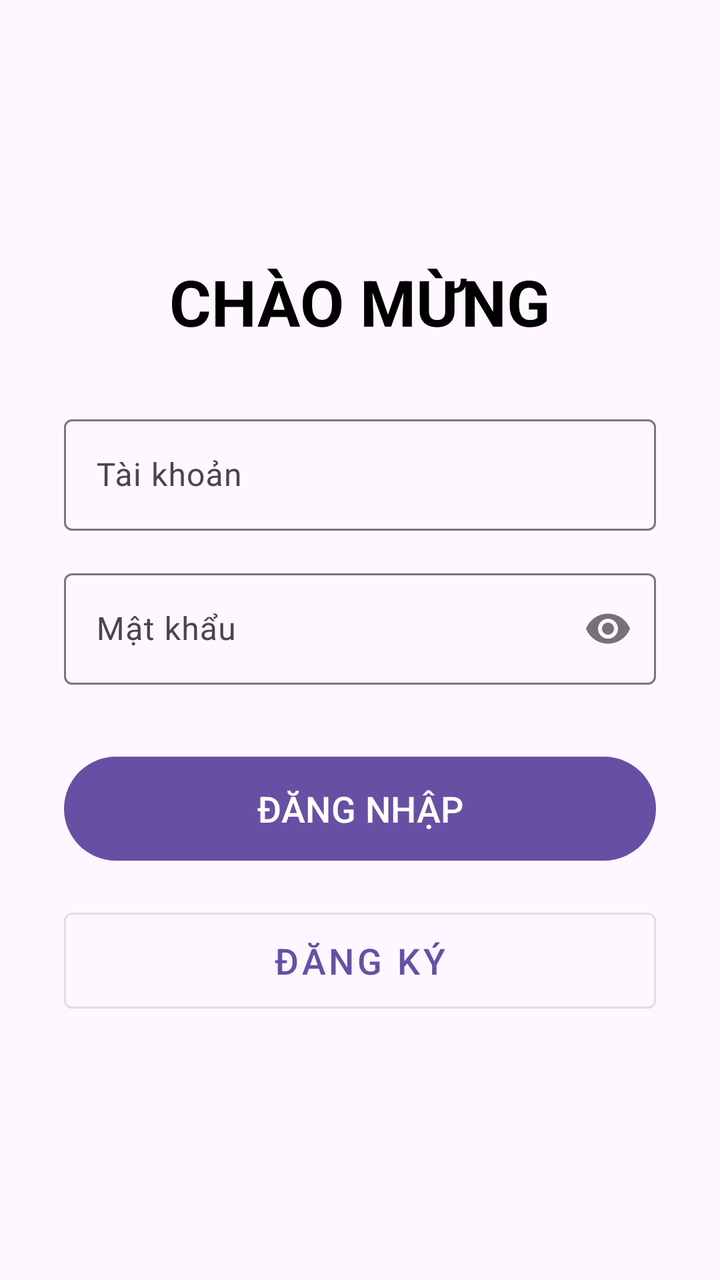
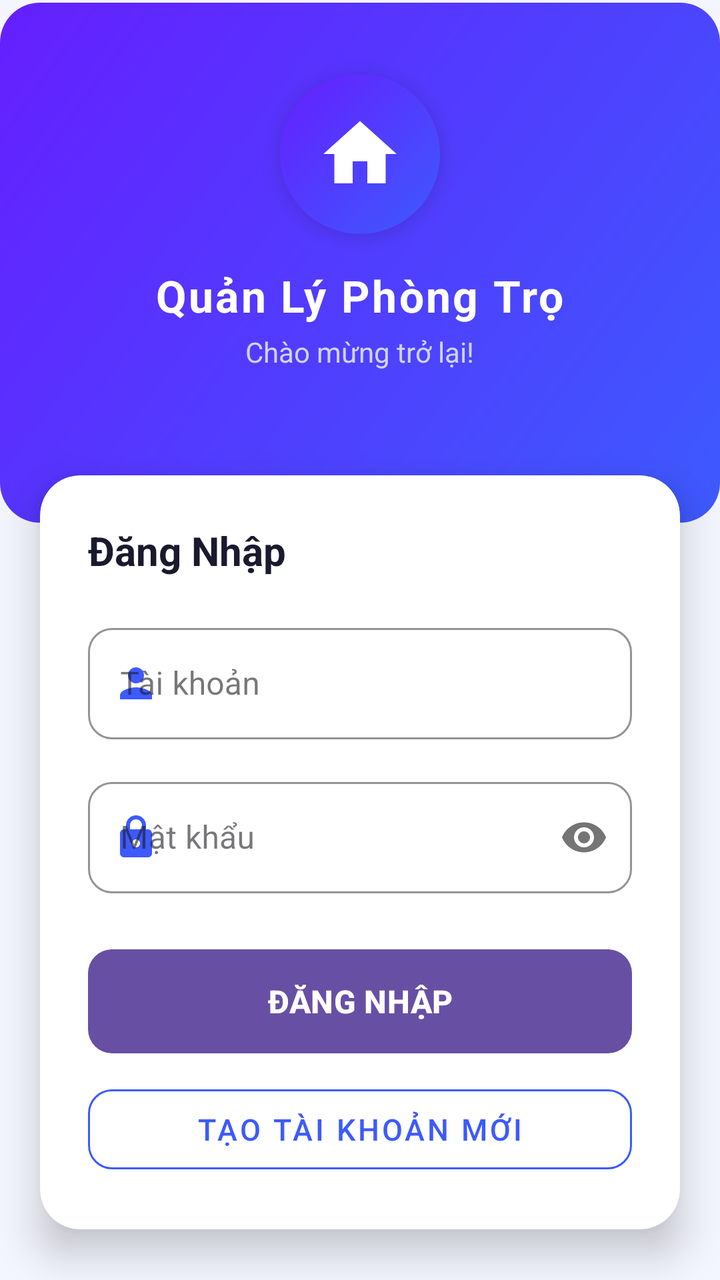

Screens rendered from an Android XML layout before and after an edit, with the pre-edit source and the edit as a unified diff.
<!-- AndroidManifest.xml: application theme Theme.Detai1 -->
<!-- res/layout/giaodiendangnhap.xml -->
<?xml version="1.0" encoding="utf-8"?>
<LinearLayout xmlns:android="http://schemas.android.com/apk/res/android"
    xmlns:app="http://schemas.android.com/apk/res-auto"
    xmlns:tools="http://schemas.android.com/tools"
    android:layout_width="match_parent"
    android:layout_height="match_parent"
    android:orientation="vertical"
    android:gravity="center"
    android:padding="32dp"
    tools:context=".MainActivity">

    <TextView
        android:layout_width="wrap_content"
        android:layout_height="wrap_content"
        android:text="CHÀO MỪNG"
        android:textSize="32sp"
        android:textStyle="bold"
        android:layout_marginBottom="32dp"
        android:textColor="@android:color/black"/>

    <com.google.android.material.textfield.TextInputLayout
        android:layout_width="match_parent"
        android:layout_height="wrap_content"
        android:layout_marginBottom="16dp"
        android:hint="Tài khoản">

        <com.google.android.material.textfield.TextInputEditText
            android:id="@+id/txttaikhoan"
            android:layout_width="match_parent"
            android:layout_height="wrap_content"
            android:inputType="textPersonName" />
    </com.google.android.material.textfield.TextInputLayout>

    <com.google.android.material.textfield.TextInputLayout
        android:layout_width="match_parent"
        android:layout_height="wrap_content"
        android:layout_marginBottom="32dp"
        android:hint="Mật khẩu"
        app:passwordToggleEnabled="true">

        <com.google.android.material.textfield.TextInputEditText
            android:id="@+id/txtmatkhau"
            android:layout_width="match_parent"
            android:layout_height="wrap_content"
            android:inputType="textPassword" />
    </com.google.android.material.textfield.TextInputLayout>

    <Button
        android:id="@+id/btndangnhap"
        android:layout_width="match_parent"
        android:layout_height="60dp"
        android:text="ĐĂNG NHẬP"
        android:textSize="18sp"
        android:layout_marginBottom="16dp"/>

    <Button
        android:id="@+id/btndangki"
        style="@style/Widget.MaterialComponents.Button.OutlinedButton"
        android:layout_width="match_parent"
        android:layout_height="60dp"
        android:text="ĐĂNG KÝ"
        android:textSize="18sp"/>

</LinearLayout>
<!-- resources referenced by this layout -->
<resources>
  <style name="Theme.Detai1" parent="Base.Theme.Detai1" />
  <style name="Base.Theme.Detai1" parent="Theme.Material3.DayNight.NoActionBar">
          
          
      </style>
</resources>

<!-- the commit's change to res/layout/giaodiendangnhap.xml (unified diff, before → after) -->
@@ -1,64 +1,153 @@
 <?xml version="1.0" encoding="utf-8"?>
-<LinearLayout xmlns:android="http://schemas.android.com/apk/res/android"
+<ScrollView xmlns:android="http://schemas.android.com/apk/res/android"
     xmlns:app="http://schemas.android.com/apk/res-auto"
-    xmlns:tools="http://schemas.android.com/tools"
     android:layout_width="match_parent"
     android:layout_height="match_parent"
-    android:orientation="vertical"
-    android:gravity="center"
-    android:padding="32dp"
-    tools:context=".MainActivity">
+    android:background="@color/bg_page"
+    android:fillViewport="true">
 
-    <TextView
-        android:layout_width="wrap_content"
-        android:layout_height="wrap_content"
-        android:text="CHÀO MỪNG"
-        android:textSize="32sp"
-        android:textStyle="bold"
-        android:layout_marginBottom="32dp"
-        android:textColor="@android:color/black"/>
-
-    <com.google.android.material.textfield.TextInputLayout
+    <LinearLayout
         android:layout_width="match_parent"
         android:layout_height="wrap_content"
-        android:layout_marginBottom="16dp"
-        android:hint="Tài khoản">
+        android:orientation="vertical"
+        android:gravity="center">
 
-        <com.google.android.material.textfield.TextInputEditText
-            android:id="@+id/txttaikhoan"
+        
+        <LinearLayout
+            android:layout_width="match_parent"
+            android:layout_height="260dp"
+            android:orientation="vertical"
+            android:gravity="center"
+            android:background="@drawable/bg_header_card_gradient"
+            android:paddingBottom="40dp">
+
+            <LinearLayout
+                android:layout_width="80dp"
+                android:layout_height="80dp"
+                android:background="@drawable/bg_avatar_circle"
+                android:gravity="center"
+                android:elevation="6dp"
+                android:layout_marginBottom="16dp">
+
+                <ImageView
+                    android:layout_width="44dp"
+                    android:layout_height="44dp"
+                    android:src="@drawable/ic_home"
+                    app:tint="#FFFFFF"/>
+            </LinearLayout>
+
+            <TextView
+                android:layout_width="wrap_content"
+                android:layout_height="wrap_content"
+                android:text="Quản Lý Phòng Trọ"
+                android:textSize="22sp"
+                android:textStyle="bold"
+                android:textColor="#FFFFFF"
+                android:letterSpacing="0.05"/>
+
+            <TextView
+                android:layout_width="wrap_content"
+                android:layout_height="wrap_content"
+                android:text="Chào mừng trở lại!"
+                android:textSize="14sp"
+                android:textColor="#D0D4FF"
+                android:layout_marginTop="4dp"/>
+        </LinearLayout>
+
+        
+        <androidx.cardview.widget.CardView
             android:layout_width="match_parent"
             android:layout_height="wrap_content"
-            android:inputType="textPersonName" />
-    </com.google.android.material.textfield.TextInputLayout>
+            android:layout_marginHorizontal="20dp"
+            android:layout_marginTop="-24dp"
+            android:layout_marginBottom="24dp"
+            app:cardCornerRadius="20dp"
+            app:cardElevation="12dp"
+            app:cardBackgroundColor="@color/bg_card">
 
-    <com.google.android.material.textfield.TextInputLayout
-        android:layout_width="match_parent"
-        android:layout_height="wrap_content"
-        android:layout_marginBottom="32dp"
-        android:hint="Mật khẩu"
-        app:passwordToggleEnabled="true">
+            <LinearLayout
+                android:layout_width="match_parent"
+                android:layout_height="wrap_content"
+                android:orientation="vertical"
+                android:padding="24dp">
 
-        <com.google.android.material.textfield.TextInputEditText
-            android:id="@+id/txtmatkhau"
-            android:layout_width="match_parent"
-            android:layout_height="wrap_content"
-            android:inputType="textPassword" />
-    </com.google.android.material.textfield.TextInputLayout>
+                <TextView
+                    android:layout_width="wrap_content"
+                    android:layout_height="wrap_content"
+                    android:text="Đăng Nhập"
+                    android:textSize="20sp"
+                    android:textStyle="bold"
+                    android:textColor="@color/text_primary"
+                    android:layout_marginBottom="20dp"/>
 
-    <Button
-        android:id="@+id/btndangnhap"
-        android:layout_width="match_parent"
-        android:layout_height="60dp"
-        android:text="ĐĂNG NHẬP"
-        android:textSize="18sp"
-        android:layout_marginBottom="16dp"/>
+                <com.google.android.material.textfield.TextInputLayout
+                    style="@style/Widget.MaterialComponents.TextInputLayout.OutlinedBox"
+                    android:layout_width="match_parent"
+                    android:layout_height="wrap_content"
+                    android:layout_marginBottom="16dp"
+                    android:hint="Tài khoản"
+                    app:boxCornerRadiusTopStart="12dp"
+                    app:boxCornerRadiusTopEnd="12dp"
+                    app:boxCornerRadiusBottomStart="12dp"
+                    app:boxCornerRadiusBottomEnd="12dp"
+                    app:boxStrokeColor="@color/primary"
+                    app:startIconDrawable="@drawable/ic_person"
+                    app:startIconTint="@color/primary">
 
-    <Button
-        android:id="@+id/btndangki"
-        style="@style/Widget.MaterialComponents.Button.OutlinedButton"
-        android:layout_width="match_parent"
-        android:layout_height="60dp"
-        android:text="ĐĂNG KÝ"
-        android:textSize="18sp"/>
+                    <com.google.android.material.textfield.TextInputEditText
+                        android:id="@+id/txttaikhoan"
+                        android:layout_width="match_parent"
+                        android:layout_height="wrap_content"
+                        android:inputType="textPersonName"/>
+                </com.google.android.material.textfield.TextInputLayout>
 
-</LinearLayout>
+                <com.google.android.material.textfield.TextInputLayout
+                    style="@style/Widget.MaterialComponents.TextInputLayout.OutlinedBox"
+                    android:layout_width="match_parent"
+                    android:layout_height="wrap_content"
+                    android:layout_marginBottom="28dp"
+                    android:hint="Mật khẩu"
+                    app:boxCornerRadiusTopStart="12dp"
+                    app:boxCornerRadiusTopEnd="12dp"
+                    app:boxCornerRadiusBottomStart="12dp"
+                    app:boxCornerRadiusBottomEnd="12dp"
+                    app:boxStrokeColor="@color/primary"
+                    app:startIconDrawable="@drawable/ic_lock"
+                    app:startIconTint="@color/primary"
+                    app:passwordToggleEnabled="true">
+
+                    <com.google.android.material.textfield.TextInputEditText
+                        android:id="@+id/txtmatkhau"
+                        android:layout_width="match_parent"
+                        android:layout_height="wrap_content"
+                        android:inputType="textPassword"/>
+                </com.google.android.material.textfield.TextInputLayout>
+
+                <Button
+                    android:id="@+id/btndangnhap"
+                    android:layout_width="match_parent"
+                    android:layout_height="52dp"
+                    android:text="ĐĂNG NHẬP"
+                    android:textSize="16sp"
+                    android:textStyle="bold"
+                    android:textColor="#FFFFFF"
+                    android:background="@drawable/btn_primary_rounded"
+                    android:layout_marginBottom="12dp"
+                    android:stateListAnimator="@null"/>
+
+                <Button
+                    android:id="@+id/btndangki"
+                    style="@style/Widget.MaterialComponents.Button.OutlinedButton"
+                    android:layout_width="match_parent"
+                    android:layout_height="52dp"
+                    android:text="TẠO TÀI KHOẢN MỚI"
+                    android:textSize="15sp"
+                    android:textColor="@color/primary"
+                    app:strokeColor="@color/primary"
+                    app:cornerRadius="12dp"/>
+
+            </LinearLayout>
+        </androidx.cardview.widget.CardView>
+
+    </LinearLayout>
+</ScrollView>
<!-- resource entries referenced after the edit -->
@@ -1,5 +1,72 @@
 <!-- resources referenced by this layout -->
 <resources>
+  <color name="bg_card">#FFFFFF</color>
+  <color name="bg_page">#F4F6FF</color>
+  <color name="primary">#3D5AFE</color>
+  <color name="text_primary">#1A1A2E</color>
+  <!-- drawable bg_avatar_circle (drawable) -->
+  <?xml version="1.0" encoding="utf-8"?>
+  <shape xmlns:android="http://schemas.android.com/apk/res/android"
+      android:shape="oval">
+      <gradient
+          android:startColor="#3D5AFE"
+          android:endColor="#651FFF"
+          android:angle="135"/>
+  </shape>
+  <!-- drawable bg_header_card_gradient (drawable) -->
+  <?xml version="1.0" encoding="utf-8"?>
+  <shape xmlns:android="http://schemas.android.com/apk/res/android"
+      android:shape="rectangle">
+      <gradient
+          android:startColor="#3D5AFE"
+          android:endColor="#651FFF"
+          android:angle="135"
+          android:type="linear"/>
+      <corners android:radius="20dp"/>
+  </shape>
+  <!-- drawable btn_primary_rounded (drawable) -->
+  <?xml version="1.0" encoding="utf-8"?>
+  <shape xmlns:android="http://schemas.android.com/apk/res/android"
+      android:shape="rectangle">
+      <gradient
+          android:startColor="#3D5AFE"
+          android:endColor="#651FFF"
+          android:angle="135"/>
+      <corners android:radius="12dp"/>
+  </shape>
+  <!-- drawable ic_home (drawable) -->
+  <?xml version="1.0" encoding="utf-8"?>
+  <vector xmlns:android="http://schemas.android.com/apk/res/android"
+      android:width="24dp"
+      android:height="24dp"
+      android:viewportWidth="24"
+      android:viewportHeight="24">
+      <path
+          android:fillColor="#FF000000"
+          android:pathData="M10,20v-6h4v6h5v-8h3L12,3 2,12h3v8z" />
+  </vector>
+  <!-- drawable ic_lock (drawable) -->
+  <?xml version="1.0" encoding="utf-8"?>
+  <vector xmlns:android="http://schemas.android.com/apk/res/android"
+      android:width="24dp"
+      android:height="24dp"
+      android:viewportWidth="24"
+      android:viewportHeight="24">
+      <path
+          android:fillColor="#FF000000"
+          android:pathData="M18,8h-1V6c0,-2.76 -2.24,-5 -5,-5S7,3.24 7,6v2H6c-1.1,0 -2,0.9 -2,2v10c0,1.1 0.9,2 2,2h12c1.1,0 2,-0.9 2,-2V10c0,-1.1 -0.9,-2 -2,-2zM12,17c-1.1,0 -2,-0.9 -2,-2s0.9,-2 2,-2 2,0.9 2,2 -0.9,2 -2,2zM9,8V6c0,-1.66 1.34,-3 3,-3s3,1.34 3,3v2H9z" />
+  </vector>
+  <!-- drawable ic_person (drawable) -->
+  <?xml version="1.0" encoding="utf-8"?>
+  <vector xmlns:android="http://schemas.android.com/apk/res/android"
+      android:width="24dp"
+      android:height="24dp"
+      android:viewportWidth="24"
+      android:viewportHeight="24">
+      <path
+          android:fillColor="#FF000000"
+          android:pathData="M12,12c2.21,0 4,-1.79 4,-4s-1.79,-4 -4,-4 -4,1.79 -4,4 1.79,4 4,4zM12,14c-2.67,0 -8,1.34 -8,4v2h16v-2c0,-2.66 -5.33,-4 -8,-4z" />
+  </vector>
   <style name="Theme.Detai1" parent="Base.Theme.Detai1" />
   <style name="Base.Theme.Detai1" parent="Theme.Material3.DayNight.NoActionBar">
           
